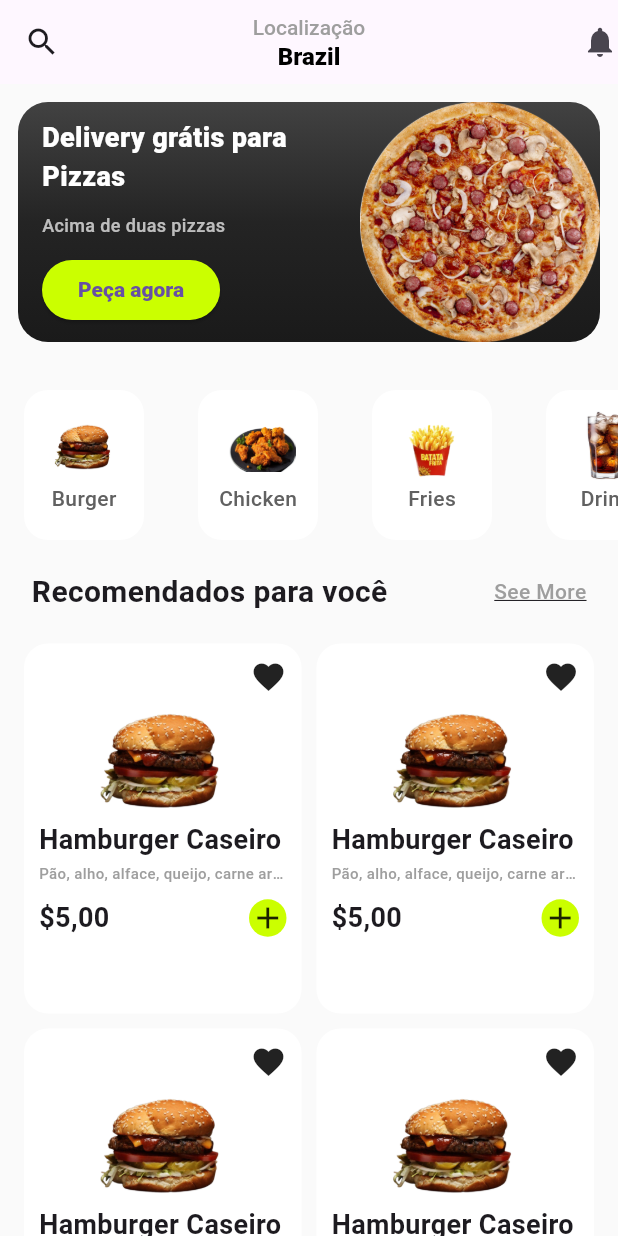
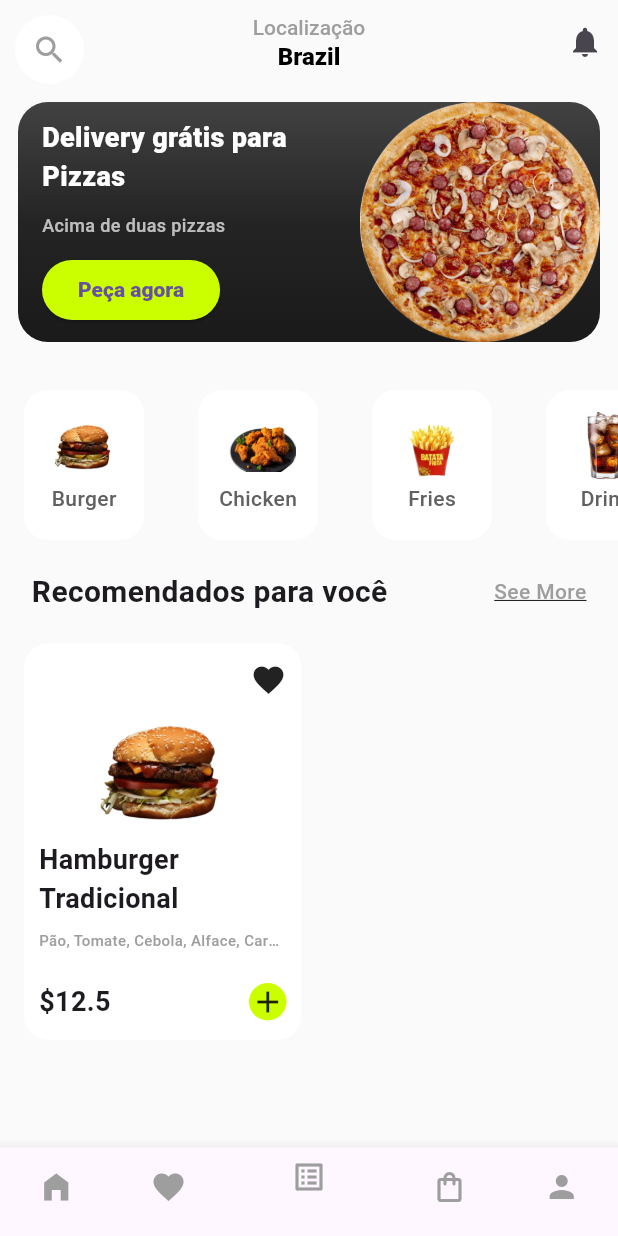
Before and after one commit to Ronnildo/foodapp, a Flutter app: the screen it shows after launch, on a phone screen of 412 x 824 dp. Run offline on Flutter 3.47's test engine with Material 3 defaults, Android fonts, the phone set to English and light mode, and no system bars; our stand-ins replace result_dart, sqflite, sqflite_common_ffi; accounts and stored records are empty.

Commit message:
add: connected database and exhibition on screen data

```diff
--- a/lib/main.dart
+++ b/lib/main.dart
@@ -1,6 +1,8 @@
 import 'package:cardapioapp/src/app_widget.dart';
 import 'package:flutter/material.dart';
+import 'package:sqflite_common_ffi/sqflite_ffi.dart';
 
 void main(){
+  sqfliteFfiInit();
   runApp(CardapioApp());
 }
--- a/lib/src/app_widget.dart
+++ b/lib/src/app_widget.dart
@@ -1,16 +1,25 @@
-import 'package:cardapioapp/src/ui/details/widgets/details_page.dart';
+import 'package:cardapioapp/src/data/repository/snacks_repository.dart';
+import 'package:cardapioapp/src/ui/home/viewmodels/home_viewmodel.dart';
 import 'package:cardapioapp/src/ui/home/widget/home_page.dart';
+import 'package:cardapioapp/src/ui/menu/widget/insert_snack_page.dart';
 import 'package:flutter/material.dart';
+import 'package:provider/provider.dart';
 
 class CardapioApp extends StatelessWidget {
   const CardapioApp({super.key});
 
   @override
   Widget build(BuildContext context) {
-    return MaterialApp(
-      debugShowCheckedModeBanner: true,
-      title: "Cardápio App",
-      home: HomePage(),
+    return MultiProvider(
+      providers: [
+        Provider(create: (context) => SnacksRepository()),
+        ChangeNotifierProvider(create: (context) => HomeViewmodel(context.read()),),
+      ],
+      child: MaterialApp(
+        debugShowCheckedModeBanner: true,
+        title: "Cardápio App",
+        home: HomePage(),
+      ),
     );
   }
 }
--- a/lib/src/data/repository/repository.dart
+++ b/lib/src/data/repository/repository.dart
@@ -1,6 +1,7 @@
-abstract class Repository<T> {
-  Future<T> insert(String table);
-  Future<T> delete();
-  Future<T> read(String table);
-  Future<T> update();
+import 'package:cardapioapp/src/domain/models/snacks_models.dart';
+import 'package:result_dart/result_dart.dart';
+
+abstract class Repository {
+  insert(String table, SnacksModels snack);
+  read(String table);
 }
--- a/lib/src/data/services/connect_db.dart
+++ b/lib/src/data/services/connect_db.dart
@@ -1,5 +1,7 @@
+import 'package:cardapioapp/src/domain/models/snacks_models.dart';
+import 'package:flutter/material.dart';
 import 'package:path/path.dart';
-import 'package:sqflite/sqflite.dart';
+import 'package:sqflite_common_ffi/sqflite_ffi.dart';
 
 class ConnectDbService {
   ConnectDbService._();
@@ -8,40 +10,90 @@ class ConnectDbService {
 
   static Database? _database;
 
-  get database async {
-    if (_database != null) return _database;
+  Future<Database> get database async {
+    if (_database != null) return _database!;
 
     return await _initDatabase();
   }
 
-  _initDatabase() async {
-    return openDatabase(
+  Future<Database> _initDatabase() async {
+    WidgetsFlutterBinding.ensureInitialized();
+    sqfliteFfiInit();
+    return await openDatabase(
       join(await getDatabasesPath(), 'cardapio.db'),
       onCreate: _onCreate,
       version: 1,
     );
   }
 
-  _onCreate(db, version) async{
+  _onCreate(db, version) async {
     await db.execute(_burgers);
     await db.execute(_drinks);
     await db.execute(_fries);
     await db.execute(_chinkens);
+    await db.insert(
+      "burgers",
+      SnacksModels(
+        name: "Hamburger Tradicional",
+        descricao: "Pão, Tomate, Cebola, Alface, Carne Artesanal e Molho",
+        price: 12.50,
+        kcal: 128,
+        proteins: 24.5,
+        fats: 23.2,
+        carbo: 32.6,
+      ).toJson(),
+    );
+    await db.insert(
+      "chinkens",
+      SnacksModels(
+        name: "Chinken Beer",
+        descricao: "Frango frito, batata e cebola",
+        price: 15.50,
+        kcal: 122,
+        proteins: 21.5,
+        fats: 20.2,
+        carbo: 18.6,
+      ).toJson(),
+    );
+    await db.insert(
+      "fries",
+      SnacksModels(
+        name: "Batata Pequena",
+        descricao: "Batata para uma pessoa",
+        price: 10.50,
+        kcal: 80,
+        proteins: 12.5,
+        fats: 19.2,
+        carbo: 13.6,
+      ).toJson(),
+    );
+    await db.insert(
+      "drinks",
+      SnacksModels(
+        name: "Coca Cola 200ML",
+        descricao: "Coca Cola em lata 200 ML",
+        price: 6.50,
+        kcal: 80,
+        proteins: 63.5,
+        fats: 98.2,
+        carbo: 25.6,
+      ).toJson(),
+    );
   }
 
   String get _burgers => '''
-    CREATE TABLE burgers (id INTEGER PRIMARY KEY AUTOINCREMENT, name TEXT, descricao TEXT, price DECIMAL, kcal INTEGER, proteins DECIMAL, fats DECIAML, carbo DECIMAL,)
+    CREATE TABLE burgers (id INTEGER PRIMARY KEY AUTOINCREMENT, name TEXT, descricao TEXT, price REAL, kcal INTEGER, proteins REAL, fats REAL, carbo REAL)
   ''';
 
   String get _drinks => '''
-    CREATE TABLE drinks (id INTEGER PRIMARY KEY AUTOINCREMENT, name TEXT, descricao TEXT, price DECIMAL, kcal INTEGER, proteins DECIMAL, fats DECIAML, carbo DECIMAL,)
+    CREATE TABLE drinks (id INTEGER PRIMARY KEY AUTOINCREMENT, name TEXT, descricao TEXT, price REAL, kcal INTEGER, proteins REAL, fats REAL, carbo REAL)
   ''';
 
   String get _fries => '''
-    CREATE TABLE friers (id INTEGER PRIMARY KEY AUTOINCREMENT, name TEXT, descricao TEXT, price DECIMAL, kcal INTEGER, proteins DECIMAL, fats DECIAML, carbo DECIMAL,)
+    CREATE TABLE fries (id INTEGER PRIMARY KEY AUTOINCREMENT, name TEXT, descricao TEXT, price REAL, kcal INTEGER, proteins REAL, fats REAL, carbo REAL)
   ''';
 
   String get _chinkens => '''
-    CREATE TABLE crinkens (id INTEGER PRIMARY KEY AUTOINCREMENT, name TEXT, descricao TEXT, price DECIMAL, kcal INTEGER, proteins DECIMAL, fats DECIAML, carbo DECIMAL,)
+    CREATE TABLE chinkens (id INTEGER PRIMARY KEY AUTOINCREMENT, name TEXT, descricao TEXT, price REAL, kcal INTEGER, proteins REAL, fats REAL, carbo REAL)
   ''';
 }
--- /dev/null
+++ b/lib/src/domain/models/snacks_models.dart
@@ -0,0 +1,45 @@
+// ignore_for_file: public_member_api_docs, sort_constructors_first
+class SnacksModels {
+  int? id;
+  String? name;
+  String? descricao;
+  double? price;
+  int? kcal;
+  double? proteins;
+  double? fats;
+  double? carbo;
+  SnacksModels({
+    this.id,
+    this.name,
+    this.descricao,
+    this.price,
+    this.kcal,
+    this.proteins,
+    this.fats,
+    this.carbo,
+  });
+
+  SnacksModels.fromJson(Map<String, dynamic> json) {
+    id = json["id"];
+    name = json["name"];
+    descricao = json["descricao"];
+    price = json["price"];
+    kcal = json["kcal"];
+    proteins = json["proteins"];
+    fats = json["fats"];
+    carbo = json["carbo"];
+  }
+
+  Map<String, dynamic> toJson() {
+    Map<String, dynamic> data = {};
+    data["name"] = name;
+    data["descricao"] = descricao;
+    data["price"] = price;
+    data["kcal"] = kcal;
+    data["proteins"] = proteins;
+    data["fats"] = fats;
+    data["carbo"] = carbo;
+
+    return data;
+  }
+}
--- /dev/null
+++ b/lib/src/ui/home/viewmodels/home_viewmodel.dart
@@ -0,0 +1,28 @@
+import 'package:cardapioapp/src/data/repository/snacks_repository.dart';
+import 'package:cardapioapp/src/domain/models/snacks_models.dart';
+import 'package:flutter/material.dart';
+
+class HomeViewmodel extends ChangeNotifier{
+  SnacksRepository snacksRepository;
+
+  HomeViewmodel(this.snacksRepository);
+
+  List<SnacksModels> _snacks = [];
+
+  List<SnacksModels> get snacks => _snacks;
+
+  Future<void> listBurgers() async {
+    List<SnacksModels> data = await snacksRepository.read("burgers");
+    // print(data);
+    _snacks = data;
+    notifyListeners();
+  }
+
+  Future<void> recomendedListSnacks() async {
+    List<SnacksModels> data = await snacksRepository.recomendedSnacks();
+
+    _snacks = data;
+    notifyListeners();
+  }
+
+}
--- a/lib/src/ui/home/widget/home_page.dart
+++ b/lib/src/ui/home/widget/home_page.dart
@@ -1,8 +1,12 @@
 import 'package:cardapioapp/src/ui/details/widgets/details_page.dart';
+import 'package:cardapioapp/src/ui/home/viewmodels/home_viewmodel.dart';
 import 'package:cardapioapp/src/ui/home/widget/card_widget.dart';
-import 'package:cardapioapp/src/ui/home/widget/recomended_list_widget.dart';
+import 'package:cardapioapp/src/ui/menu/widget/menu_page.dart';
+// import 'package:cardapioapp/src/ui/widgets/list_itens_widget.dart';
 import 'package:cardapioapp/src/ui/home/widget/snack_list_widget.dart';
+import 'package:cardapioapp/src/ui/widgets/list_itens_widget.dart';
 import 'package:flutter/material.dart';
+import 'package:provider/provider.dart';
 
 class HomePage extends StatefulWidget {
   const HomePage({super.key});
@@ -13,10 +17,19 @@ class HomePage extends StatefulWidget {
 
 class _HomePageState extends State<HomePage> {
   @override
+  void initState() {
+    context.read<HomeViewmodel>();
+    context.read<HomeViewmodel>().recomendedListSnacks();
+    super.initState();
+  }
+
+  @override
   Widget build(BuildContext context) {
+    final viewModel = context.watch<HomeViewmodel>();
     return Scaffold(
         backgroundColor: Color(0xFFFAFAFA),
         appBar: AppBar(
+          backgroundColor: Color(0xFFFAFAFA),
           title: Column(
             children: [
               Text(
@@ -34,11 +47,22 @@ class _HomePageState extends State<HomePage> {
             ],
           ),
           centerTitle: true,
-        leading: Icon(
+          leading: Container(
+            margin: EdgeInsets.only(left: 10, top: 10),
+            width: 20,
+            height: 20,
+            decoration: BoxDecoration(
+                borderRadius: BorderRadius.circular(60), color: Colors.white),
+            child: Icon(
               Icons.search,
+              color: Colors.grey,
+            ),
           ),
           actions: [
-          Icon(Icons.notifications),
+            Padding(
+              padding: const EdgeInsets.only(right: 10.0),
+              child: Icon(Icons.notifications),
+            ),
           ],
         ),
         body: SingleChildScrollView(
@@ -48,7 +72,11 @@ class _HomePageState extends State<HomePage> {
             spacing: 20,
             children: [
               CardWidget(),
-            SizedBox(height: 100, child: SnackListWidget()),
+              SizedBox(
+                  height: 100,
+                  child: SnackListWidget(
+                    onTap: menus,
+                  )),
               Row(
                 mainAxisAlignment: MainAxisAlignment.spaceEvenly,
                 spacing: 50,
@@ -68,15 +96,44 @@ class _HomePageState extends State<HomePage> {
                   ),
                 ],
               ),
-            GestureDetector(onTap: details, child: RecomendedListWidget())
+              ListItensWidget(
+                name: "name",
+                description: "description",
+                price: 2,
+                snacks: viewModel.snacks,
+              ),
+              // GestureDetector(onTap: details, child: ListItensWidget())
             ],
           ),
         ),
-    );
+        bottomNavigationBar:
+            BottomNavigationBar(currentIndex: 2, iconSize: 24, items: [
+          BottomNavigationBarItem(
+              icon: Icon(
+                Icons.home_filled,
+                color: Colors.grey,
+              ),
+              label: ""),
+          BottomNavigationBarItem(
+              icon: Icon(Icons.favorite, color: Colors.grey),
+              label: "Favorites"),
+          BottomNavigationBarItem(
+              icon: Icon(Icons.list_alt, color: Colors.grey), label: "List"),
+          BottomNavigationBarItem(
+              icon: Icon(Icons.shopping_bag_outlined, color: Colors.grey),
+              label: "Buy"),
+          BottomNavigationBarItem(
+              icon: Icon(Icons.person, color: Colors.grey), label: "Person"),
+        ]));
   }
 
   details() {
     Navigator.push(
         context, MaterialPageRoute(builder: (context) => DetailsPage()));
   }
+
+  menus() {
+    Navigator.push(
+        context, MaterialPageRoute(builder: (context) => MenuPage()));
   }
+}
--- a/lib/src/ui/home/widget/snack_list_widget.dart
+++ b/lib/src/ui/home/widget/snack_list_widget.dart
@@ -1,7 +1,8 @@
 import 'package:flutter/material.dart';
 
 class SnackListWidget extends StatefulWidget {
-  const SnackListWidget({super.key});
+  final void Function() onTap;
+  const SnackListWidget({super.key, required this.onTap});
 
   @override
   State<SnackListWidget> createState() => _SnackListWidgetState();
@@ -21,7 +22,8 @@ class _SnackListWidgetState extends State<SnackListWidget> {
       scrollDirection: Axis.horizontal,
       shrinkWrap: true,
       children: snacks.map((s) {
-        return cardSnacks(s["nome"], s["img"]);
+        return GestureDetector(
+            onTap: widget.onTap, child: cardSnacks(s["nome"], s["img"]));
       }).toList(),
     );
   }
@@ -39,7 +41,12 @@ Widget cardSnacks(String snack, String urlImage) {
     ),
     child: Column(
       children: [
-        Image(image: AssetImage(urlImage), width: 50, height: 50, fit: BoxFit.fitWidth,),
+        Image(
+          image: AssetImage(urlImage),
+          width: 50,
+          height: 50,
+          fit: BoxFit.fitWidth,
+        ),
         Text(
           snack,
           style: TextStyle(
--- a/lib/src/ui/home/widget/recomended_list_widget.dart
+++ b/lib/src/ui/menu/widget/menu_page.dart
@@ -1,25 +1,40 @@
+import 'package:cardapioapp/src/ui/widgets/list_itens_widget.dart';
 import 'package:flutter/material.dart';
 
-class RecomendedListWidget extends StatefulWidget {
-  const RecomendedListWidget({super.key});
+class MenuPage extends StatefulWidget {
+  const MenuPage({super.key});
 
   @override
-  State<RecomendedListWidget> createState() => _RecomendedListWidgetState();
+  State<MenuPage> createState() => _MenuPageState();
 }
 
-class _RecomendedListWidgetState extends State<RecomendedListWidget> {
+class _MenuPageState extends State<MenuPage> {
   @override
   Widget build(BuildContext context) {
-    return GridView.count(
-      shrinkWrap: true,
-      crossAxisCount: 2,
-      mainAxisSpacing: 10,
-      childAspectRatio: (0.75),
-      scrollDirection: Axis.vertical,
-      padding: EdgeInsets.only(left: 16, right: 16,),
-      crossAxisSpacing: 10,
-      children: [cardContent(), cardContent(), cardContent(), cardContent()],
-    );
+    return Scaffold(
+        backgroundColor: Color(0xFFFAFAFA),
+        appBar: AppBar(
+          backgroundColor: Color(0xFFFAFAFA),
+          title: Text(
+            "Burgers",
+            style: TextStyle(
+                color: Colors.black, fontSize: 20, fontWeight: FontWeight.bold),
+          ),
+          centerTitle: true,
+          leading: InkWell(
+            onTap: () {
+              Navigator.pop(context);
+            },
+            child: Icon(Icons.arrow_back_ios),
+          ),
+          actions: [
+            Padding(
+              padding: const EdgeInsets.only(right: 10),
+              child: Icon(Icons.shopping_cart),
+            ),
+          ],
+        ),
+        body: ListItensWidget(name: "",price: 1, description: "", snacks: [],));
   }
 
   Widget cardContent() {
@@ -30,7 +45,7 @@ class _RecomendedListWidgetState extends State<RecomendedListWidget> {
         borderRadius: BorderRadius.circular(16),
       ),
       child: Column(
-        mainAxisAlignment: MainAxisAlignment.start,
+        mainAxisAlignment: MainAxisAlignment.spaceEvenly,
         crossAxisAlignment: CrossAxisAlignment.start,
         mainAxisSize: MainAxisSize.max,
         spacing: 2,
@@ -57,7 +72,9 @@ class _RecomendedListWidgetState extends State<RecomendedListWidget> {
             style: TextStyle(
                 fontSize: 10, fontWeight: FontWeight.w500, color: Colors.grey),
           ),
-          SizedBox(height: 6,),
+          SizedBox(
+            height: 6,
+          ),
           Row(
             mainAxisAlignment: MainAxisAlignment.spaceBetween,
             children: [
--- /dev/null
+++ b/lib/src/ui/widgets/list_itens_widget.dart
@@ -0,0 +1,112 @@
+import 'package:cardapioapp/src/domain/models/snacks_models.dart';
+import 'package:cardapioapp/src/ui/home/viewmodels/home_viewmodel.dart';
+import 'package:flutter/material.dart';
+import 'package:provider/provider.dart';
+
+class ListItensWidget extends StatefulWidget {
+  final String name;
+  final String description;
+  final double price;
+
+  final List<SnacksModels> snacks;
+  const ListItensWidget({
+    super.key,
+    required this.snacks,
+    required this.name,
+    required this.description,
+    required this.price,
+  });
+
+  @override
+  State<ListItensWidget> createState() => _ListItensWidgetState();
+}
+
+class _ListItensWidgetState extends State<ListItensWidget> {
+  @override
+  Widget build(BuildContext context) {
+    return GridView.builder(
+      shrinkWrap: true,
+      itemCount: widget.snacks.length,
+      gridDelegate: SliverGridDelegateWithFixedCrossAxisCount(
+        crossAxisCount: 2,
+        mainAxisSpacing: 10,
+        childAspectRatio: .7,
+        crossAxisSpacing: 10,
+      ),
+      scrollDirection: Axis.vertical,
+      padding: EdgeInsets.only(
+        left: 16,
+        right: 16,
+      ),
+      itemBuilder: (context, index) {
+        return cardContent(
+          widget.snacks[index].name!,
+          widget.snacks[index].descricao!,
+          widget.snacks[index].price!,
+        );
+      },
+    );
+  }
+
+  Widget cardContent(String name, String description, double price) {
+    return Container(
+      padding: EdgeInsets.all(10),
+      decoration: BoxDecoration(
+        color: Colors.white,
+        borderRadius: BorderRadius.circular(16),
+      ),
+      child: Column(
+        mainAxisAlignment: MainAxisAlignment.spaceEvenly,
+        crossAxisAlignment: CrossAxisAlignment.start,
+        mainAxisSize: MainAxisSize.max,
+        spacing: 5,
+        children: [
+          Align(
+            alignment: Alignment.topRight,
+            child: Icon(Icons.favorite),
+          ),
+          Center(
+            child: Image(
+              image: AssetImage("assets/images/burger.png"),
+              width: 120,
+              height: 80,
+            ),
+          ),
+          Text(
+            name,
+            style: TextStyle(fontSize: 18, fontWeight: FontWeight.bold),
+          ),
+          Text(
+            description,
+            maxLines: 1,
+            overflow: TextOverflow.ellipsis,
+            style: TextStyle(
+                fontSize: 10, fontWeight: FontWeight.w500, color: Colors.grey),
+          ),
+          SizedBox(
+            height: 6,
+          ),
+          Row(
+            mainAxisAlignment: MainAxisAlignment.spaceBetween,
+            children: [
+              Text(
+                "\$$price",
+                style: TextStyle(fontSize: 18, fontWeight: FontWeight.w600),
+              ),
+              Container(
+                width: 25,
+                height: 25,
+                decoration: BoxDecoration(
+                  borderRadius: BorderRadius.circular(40),
+                  color: Color(0xFFCBFF00),
+                ),
+                alignment: Alignment.center,
+                child: Icon(Icons.add),
+              ),
+            ],
+          )
+        ],
+      ),
+    );
+  }
+}
--- a/pubspec.yaml
+++ b/pubspec.yaml
@@ -38,6 +38,7 @@ dependencies:
   provider: ^6.1.2
   path: ^1.9.0
   result_dart: ^2.0.0
+  sqflite_common_ffi: ^2.3.4+4
 
 dev_dependencies:
   flutter_test:
```
Also changed, not shown: lib/src/data/repository/burger_repository.dart (deleted, +0 -32 lines), lib/src/data/repository/snacks_repository.dart (added, +84 -0 lines), lib/src/ui/menu/widget/insert_snack_page.dart (added, +160 -0 lines), pubspec.lock, 1 other file. Lines whose indentation alone changed are shown as unchanged.
